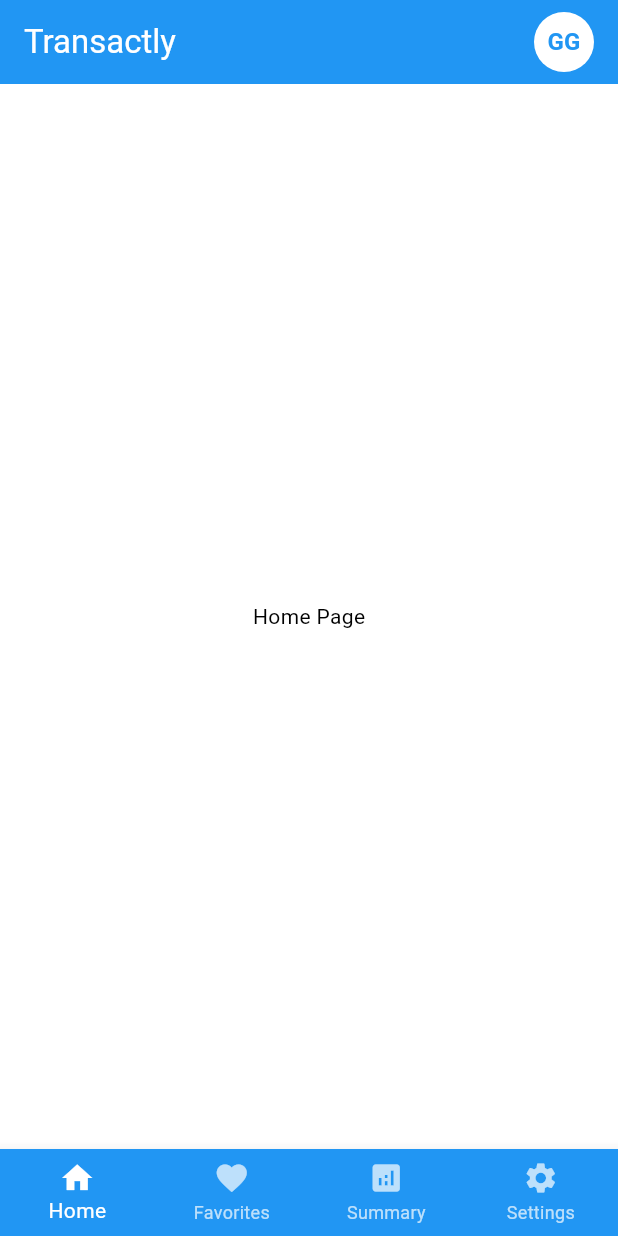
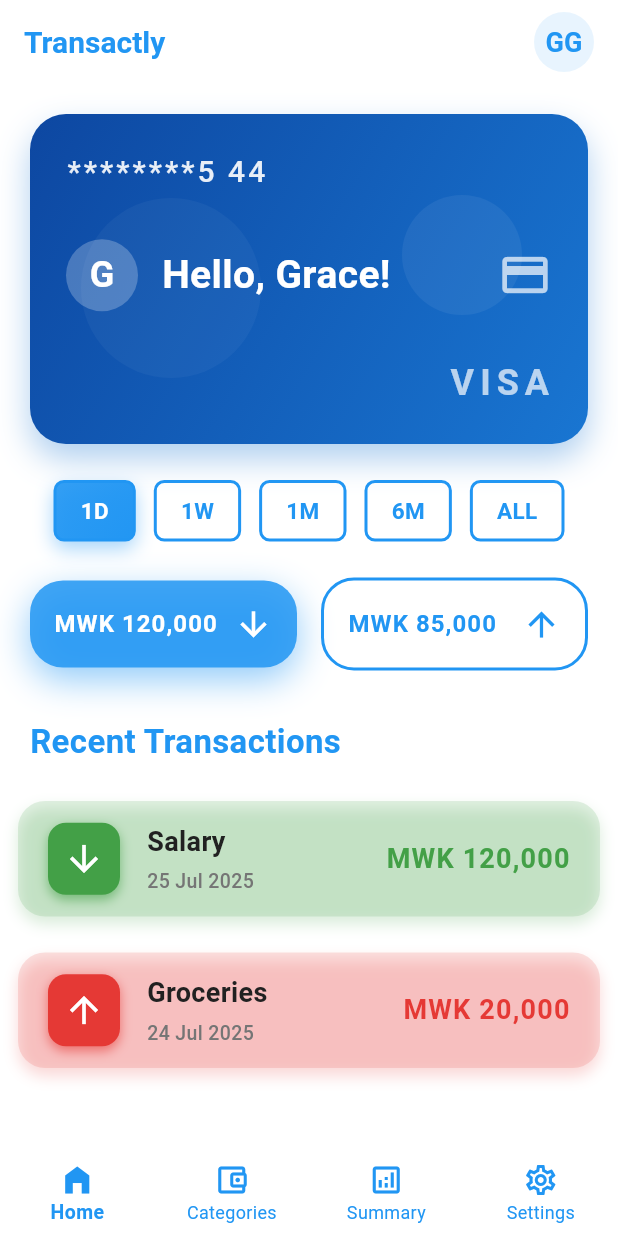
Before and after one commit to Gi1esi/transactly, a Flutter app: the screen it shows after launch, on a phone screen of 412 x 824 dp. Run offline on Flutter 3.47's test engine with Material 3 defaults, Android fonts, the phone set to English and light mode, and no system bars; our stand-ins replace hive, hive_flutter; accounts and stored records are empty; Roboto replaces fonts that are missing (Poppins).

Commit message:
General Layout for the homepage

```diff
--- a/lib/home.dart
+++ b/lib/home.dart
@@ -1,4 +1,5 @@
 import 'package:flutter/material.dart';
+import 'home_page.dart';
 
 class HomePage extends StatefulWidget {
   const HomePage({super.key});
@@ -7,66 +8,138 @@
   State<HomePage> createState() => _HomePageState();
 }
 
-class _HomePageState extends State<HomePage> {
+class _HomePageState extends State<HomePage> with SingleTickerProviderStateMixin {
   int _selectedIndex = 0;
 
+  late final AnimationController _animationController;
+  late final Animation<double> _fadeAnimation;
+
   final List<Widget> _pages = [
-    Center(child: Text('Home Page')),
-    Center(child: Text('Favorites Page')),
-    Center(child: Text('Summary Page')),
-    Center(child: Text('Settings Page')),
+    HomePageWidget(
+      accountNumber: '1007 1355 44',
+      userName: 'Grace',
+    ),
+    Center(child: Text('Category Analytics Page', style: TextStyle(fontSize: 24))),
+    Center(child: Text('Summary Page', style: TextStyle(fontSize: 24))),
+    Center(child: Text('Settings Page', style: TextStyle(fontSize: 24))),
   ];
 
   @override
+  void initState() {
+    super.initState();
+
+    _animationController = AnimationController(
+      vsync: this,
+      duration: const Duration(milliseconds: 400),
+    );
+
+    _fadeAnimation = CurvedAnimation(
+      parent: _animationController,
+      curve: Curves.easeIn,
+    );
+
+    _animationController.forward();
+  }
+
+  @override
+  void dispose() {
+    _animationController.dispose();
+    super.dispose();
+  }
+
+  void _onItemTapped(int index) {
+    if (_selectedIndex == index) return;
+
+    // Animate fade out, then switch page, then fade in
+    _animationController.reverse().then((_) {
+      setState(() => _selectedIndex = index);
+      _animationController.forward();
+    });
+  }
+
+  @override
   Widget build(BuildContext context) {
+    final primary = Theme.of(context).colorScheme.primary;
+
     return SafeArea(
       child: Scaffold(
         appBar: AppBar(
+          elevation: 0,
+          backgroundColor: Colors.transparent,
           title: Row(
             mainAxisAlignment: MainAxisAlignment.spaceBetween,
             children: [
-              Text('Transactly'),                  // ← app name
+              Text(
+                'Transactly',
+                style: TextStyle(
+                  fontSize: 20,
+                  fontWeight: FontWeight.bold,
+                  color: primary,
+                  fontFamily: 'Poppins',
+                ),
+              ),
               CircleAvatar(
-                // backgroundColor: Theme.of(context).colorScheme.primary,
-                backgroundColor: Colors.white,
+                backgroundColor: primary.withOpacity(0.1),
                 child: Text(
                   'GG',
                   style: TextStyle(
-                    color: Theme.of(context).colorScheme.primary,      // auto-contrasting text color
+                    color: primary,
                     fontWeight: FontWeight.bold,
+                    fontSize: 18,
+                    fontFamily: 'Poppins',
                   ),
                 ),
-              )          // ← account info
+              ),
             ],
           ),
         ),
-        body: _pages[_selectedIndex],
-        bottomNavigationBar: BottomNavigationBar(
-          type: BottomNavigationBarType.fixed, // Ensures all 4 items show icons and labels
+        body: FadeTransition(
+          opacity: _fadeAnimation,
+          child: _pages[_selectedIndex],
+        ),
+        bottomNavigationBar: Container(
+  color: Colors.transparent, // Transparent container background
+  child: BottomNavigationBar(
+    backgroundColor: Colors.transparent, // Transparent BottomNavigationBar
+    type: BottomNavigationBarType.fixed,
     currentIndex: _selectedIndex,
-          onTap: (index) => setState(() {
-            _selectedIndex = index;
-          }),
+    onTap: _onItemTapped,
+    selectedItemColor: primary,
+    unselectedItemColor: primary,
+    selectedLabelStyle: const TextStyle(
+      fontWeight: FontWeight.w600,
+      fontFamily: 'Poppins',
+      fontSize: 13,
+    ),
+    unselectedLabelStyle: const TextStyle(
+      fontWeight: FontWeight.w400,
+      fontFamily: 'Poppins',
+      fontSize: 12,
+    ),
+    showUnselectedLabels: true,
+    elevation: 0,
     items: const [
       BottomNavigationBarItem(
-              icon: Icon(Icons.home),
+        icon: Icon(Icons.home_filled),
         label: 'Home',
       ),
       BottomNavigationBarItem(
-              icon: Icon(Icons.favorite),
-              label: 'Favorites',
+        icon: Icon(Icons.account_balance_wallet_outlined),
+        label: 'Categories',
       ),
       BottomNavigationBarItem(
-              icon: Icon(Icons.analytics),
+        icon: Icon(Icons.analytics_outlined),
         label: 'Summary',
       ),
       BottomNavigationBarItem(
-              icon: Icon(Icons.settings),
+        icon: Icon(Icons.settings_outlined),
         label: 'Settings',
       ),
     ],
   ),
 ),
+
+      ),
     );
   }
 }
--- /dev/null
+++ b/lib/home_page.dart
@@ -0,0 +1,503 @@
+import 'package:flutter/material.dart';
+import 'utils.dart';
+
+class HomePageWidget extends StatefulWidget {
+  const HomePageWidget({super.key, required this.accountNumber, required this.userName});
+
+  final String accountNumber;
+  final String userName;
+
+  @override
+  State<HomePageWidget> createState() => _HomePageWidgetState();
+}
+
+class _HomePageWidgetState extends State<HomePageWidget> with SingleTickerProviderStateMixin {
+  int selectedFilterIndex = 0;
+  final filters = ['1D', '1W', '1M', '6M', 'ALL'];
+
+  late final AnimationController _controller;
+  late final Animation<double> _fadeInAnimation;
+
+  @override
+  void initState() {
+    super.initState();
+    _controller = AnimationController(vsync: this, duration: Duration(milliseconds: 700));
+    _fadeInAnimation = CurvedAnimation(parent: _controller, curve: Curves.easeIn);
+    _controller.forward();
+  }
+
+  @override
+  void dispose() {
+    _controller.dispose();
+    super.dispose();
+  }
+
+  void onFilterSelected(int index) {
+    setState(() {
+      selectedFilterIndex = index;
+    });
+    // Add any filter logic here
+  }
+
+  @override
+  Widget build(BuildContext context) {
+    final theme = Theme.of(context);
+    final primary = theme.colorScheme.primary;
+    final secondary = theme.colorScheme.secondary;
+
+    return SafeArea(
+      child: SingleChildScrollView(
+        physics: BouncingScrollPhysics(),
+        padding: EdgeInsets.symmetric(vertical: 20),
+        child: FadeTransition(
+          opacity: _fadeInAnimation,
+          child: Column(
+            crossAxisAlignment: CrossAxisAlignment.start,
+            children: [
+              // Bank Card
+              Padding(
+                padding: const EdgeInsets.symmetric(horizontal: 20),
+                child: BankCard(
+                  accountNumber: widget.accountNumber,
+                  userName: widget.userName,
+                ),
+              ),
+
+              SizedBox(height: 24),
+
+              // Filter Chips
+              Center(
+                child: FilterChipsModern(
+                  filters: filters,
+                  selectedIndex: selectedFilterIndex,
+                  onSelect: onFilterSelected,
+                ),
+              ),
+
+              SizedBox(height: 24),
+
+              // Summary Cards
+              Padding(
+                padding: const EdgeInsets.symmetric(horizontal: 20),
+                child: Row(
+                  children: [
+                    Expanded(
+                      child: SummaryCardModern(
+                        label: 'MWK 120,000',
+                        color: primary.withOpacity(0.85),
+                        icon: Icons.arrow_downward,
+                        outlined: false,
+                      ),
+                    ),
+                    SizedBox(width: 16),
+                    Expanded(
+                      child: SummaryCardModern(
+                        label: 'MWK 85,000',
+                        color: primary,
+                        icon: Icons.arrow_upward,
+                        outlined: true,
+                      ),
+                    ),
+                  ],
+                ),
+              ),
+
+              SizedBox(height: 32),
+
+              // Recent Transactions Header
+              Padding(
+                padding: const EdgeInsets.symmetric(horizontal: 20),
+                child: Text(
+                  'Recent Transactions',
+                  style: TextStyle(
+                    fontSize: 22,
+                    fontWeight: FontWeight.bold,
+                    color: primary,
+                    fontFamily: 'Poppins',
+                  ),
+                ),
+              ),
+
+              SizedBox(height: 12),
+
+              // Recent Transactions List
+              Padding(
+                padding: const EdgeInsets.symmetric(horizontal: 12),
+                child: Column(
+                  children: [
+                    RecentTransactionModern(
+                      isIncome: true,
+                      description: 'Salary',
+                      amount: 'MWK 120,000',
+                      date: '25 Jul 2025',
+                    ),
+                    RecentTransactionModern(
+                      isIncome: false,
+                      description: 'Groceries',
+                      amount: 'MWK 20,000',
+                      date: '24 Jul 2025',
+                    ),
+                    // Add more transactions here
+                  ],
+                ),
+              ),
+            ],
+          ),
+        ),
+      ),
+    );
+  }
+}
+
+class BankCard extends StatelessWidget {
+  final String accountNumber;
+  final String userName;
+
+  const BankCard({
+    Key? key,
+    required this.accountNumber,
+    required this.userName,
+  }) : super(key: key);
+
+  @override
+  Widget build(BuildContext context) {
+    final baseBlue = Color(0xFF0D47A1);
+    final highlightBlue = Color(0xFF1976D2);
+
+    return Container(
+      height: 220,
+      padding: EdgeInsets.all(24),
+      decoration: BoxDecoration(
+        borderRadius: BorderRadius.circular(24),
+        gradient: LinearGradient(
+          colors: [baseBlue, highlightBlue],
+          begin: Alignment.topLeft,
+          end: Alignment.bottomRight,
+        ),
+        boxShadow: [
+          BoxShadow(
+            color: highlightBlue.withOpacity(0.35),
+            offset: Offset(0, 10),
+            blurRadius: 18,
+          )
+        ],
+      ),
+      child: Stack(
+        children: [
+          // Subtle decorative circles (glassmorphic style)
+          Positioned(
+            top: 30,
+            right: 20,
+            child: Container(
+              width: 80,
+              height: 80,
+              decoration: BoxDecoration(
+                color: Colors.white.withOpacity(0.06),
+                shape: BoxShape.circle,
+              ),
+            ),
+          ),
+          Positioned(
+            bottom: 20,
+            left: 10,
+            child: Container(
+              width: 120,
+              height: 120,
+              decoration: BoxDecoration(
+                color: Colors.white.withOpacity(0.04),
+                shape: BoxShape.circle,
+              ),
+            ),
+          ),
+
+          Column(
+            crossAxisAlignment: CrossAxisAlignment.start,
+            mainAxisAlignment: MainAxisAlignment.spaceBetween,
+            children: [
+              Text(
+                maskAccountNumber(accountNumber),
+                style: TextStyle(
+                  color: Colors.white.withOpacity(0.9),
+                  fontSize: 20,
+                  fontWeight: FontWeight.w500,
+                  letterSpacing: 2,
+                  fontFamily: 'Poppins',
+                ),
+              ),
+              Row(
+                mainAxisAlignment: MainAxisAlignment.spaceBetween,
+                children: [
+                  Row(
+                    children: [
+                      CircleAvatar(
+                        radius: 24,
+                        backgroundColor: Colors.white24,
+                        child: Text(
+                          userName[0].toUpperCase(),
+                          style: TextStyle(
+                            color: Colors.white,
+                            fontWeight: FontWeight.bold,
+                            fontSize: 24,
+                            fontFamily: 'Poppins',
+                          ),
+                        ),
+                      ),
+                      SizedBox(width: 16),
+                      Text(
+                        'Hello, $userName!',
+                        style: TextStyle(
+                          color: Colors.white,
+                          fontSize: 26,
+                          fontWeight: FontWeight.w700,
+                          fontFamily: 'Poppins',
+                        ),
+                      ),
+                    ],
+                  ),
+                  Icon(Icons.credit_card, color: Colors.white70, size: 36),
+                ],
+              ),
+              Align(
+                alignment: Alignment.bottomRight,
+                child: Text(
+                  'VISA',
+                  style: TextStyle(
+                    color: Colors.white70,
+                    fontSize: 24,
+                    fontWeight: FontWeight.bold,
+                    letterSpacing: 4,
+                    fontFamily: 'Poppins',
+                  ),
+                ),
+              ),
+            ],
+          ),
+        ],
+      ),
+    );
+  }
+}
+
+class FilterChipsModern extends StatelessWidget {
+  final List<String> filters;
+  final int selectedIndex;
+  final ValueChanged<int> onSelect;
+
+  const FilterChipsModern({
+    Key? key,
+    required this.filters,
+    required this.selectedIndex,
+    required this.onSelect,
+  }) : super(key: key);
+
+  @override
+  Widget build(BuildContext context) {
+    final primary = Theme.of(context).colorScheme.primary;
+
+    return Wrap(
+      spacing: 12,
+      children: List.generate(filters.length, (index) {
+        final isSelected = index == selectedIndex;
+
+        return AnimatedContainer(
+          duration: Duration(milliseconds: 300),
+          curve: Curves.easeInOut,
+          padding: EdgeInsets.symmetric(horizontal: 16, vertical: 8),
+          decoration: BoxDecoration(
+            borderRadius: BorderRadius.circular(7),
+            gradient: isSelected
+                ? LinearGradient(
+                    colors: [primary.withOpacity(0.9), primary],
+                    begin: Alignment.topLeft,
+                    end: Alignment.bottomRight,
+                  )
+                : null,
+            color: isSelected ? null : Colors.transparent,
+            border: Border.all(color: primary, width: 2),
+            boxShadow: isSelected
+                ? [
+                    BoxShadow(
+                      color: primary.withOpacity(0.4),
+                      blurRadius: 10,
+                      offset: Offset(0, 5),
+                    )
+                  ]
+                : [],
+          ),
+          child: InkWell(
+            borderRadius: BorderRadius.circular(20),
+            onTap: () => onSelect(index),
+            child: Text(
+              filters[index],
+              style: TextStyle(
+                color: isSelected ? Colors.white : primary,
+                fontWeight: FontWeight.w700,
+                fontSize: 15,
+                fontFamily: 'Poppins',
+              ),
+            ),
+          ),
+        );
+      }),
+    );
+  }
+}
+
+class SummaryCardModern extends StatelessWidget {
+  final String label;
+  final Color color;
+  final IconData icon;
+  final bool outlined;
+
+  const SummaryCardModern({
+    Key? key,
+    required this.label,
+    required this.color,
+    required this.icon,
+    this.outlined = false,
+  }) : super(key: key);
+
+  @override
+  Widget build(BuildContext context) {
+    final textColor = outlined ? color : Colors.white;
+
+    return AnimatedContainer(
+      duration: Duration(milliseconds: 400),
+      padding: EdgeInsets.symmetric(horizontal: 16, vertical: 16),
+      decoration: BoxDecoration(
+        color: outlined ? Colors.transparent : color,
+        borderRadius: BorderRadius.circular(22),
+        border: outlined ? Border.all(color: color, width: 2) : null,
+        boxShadow: outlined
+            ? []
+            : [
+                BoxShadow(
+                  color: color.withOpacity(0.5),
+                  offset: Offset(0, 8),
+                  blurRadius: 20,
+                ),
+              ],
+      ),
+      child: Row(
+        mainAxisAlignment: MainAxisAlignment.spaceBetween,
+        children: [
+          Text(
+            label,
+            style: TextStyle(
+              color: textColor,
+              fontWeight: FontWeight.bold,
+              fontSize: 16,
+              fontFamily: 'Poppins',
+              letterSpacing: 0.7,
+            ),
+          ),
+          Icon(
+            icon,
+            color: textColor,
+            size: 26,
+          ),
+        ],
+      ),
+    );
+  }
+}
+
+class RecentTransactionModern extends StatelessWidget {
+  final bool isIncome;
+  final String description;
+  final String amount;
+  final String date;
+
+  const RecentTransactionModern({
+    Key? key,
+    required this.isIncome,
+    required this.description,
+    required this.amount,
+    required this.date,
+  }) : super(key: key);
+
+  @override
+  Widget build(BuildContext context) {
+    final incomeColor = Colors.green.shade600;
+    final expenseColor = Colors.red.shade600;
+    final bgColor = isIncome ? incomeColor.withOpacity(0.15) : expenseColor.withOpacity(0.15);
+    final iconColor = isIncome ? incomeColor : expenseColor;
+
+    return Container(
+      margin: EdgeInsets.symmetric(vertical: 12),
+      padding: EdgeInsets.symmetric(horizontal: 20, vertical: 14),
+      decoration: BoxDecoration(
+        color: bgColor,
+        borderRadius: BorderRadius.circular(18),
+        boxShadow: [
+          BoxShadow(
+            color: iconColor.withOpacity(0.2),
+            blurRadius: 8,
+            offset: Offset(0, 5),
+          ),
+        ],
+      ),
+      child: Row(
+        children: [
+          Container(
+            width: 48,
+            height: 48,
+            decoration: BoxDecoration(
+              color: iconColor,
+              borderRadius: BorderRadius.circular(12),
+              boxShadow: [
+                BoxShadow(
+                  color: iconColor.withOpacity(0.6),
+                  blurRadius: 6,
+                  offset: Offset(0, 3),
+                ),
+              ],
+            ),
+            child: Icon(
+              isIncome ? Icons.arrow_downward : Icons.arrow_upward,
+              color: Colors.white,
+              size: 28,
+            ),
+          ),
+          SizedBox(width: 18),
+          Expanded(
+            child: Column(
+              crossAxisAlignment: CrossAxisAlignment.start,
+              children: [
+                Text(
+                  description,
+                  style: TextStyle(
+                    fontWeight: FontWeight.w700,
+                    fontSize: 18,
+                    fontFamily: 'Poppins',
+                    color: Colors.grey[900],
+                  ),
+                ),
+                SizedBox(height: 4),
+                Text(
+                  date,
+                  style: TextStyle(
+                    fontSize: 13,
+                    fontWeight: FontWeight.w500,
+                    color: Colors.grey[600],
+                    fontFamily: 'Poppins',
+                  ),
+                ),
+              ],
+            ),
+          ),
+          Text(
+            amount,
+            style: TextStyle(
+              fontWeight: FontWeight.bold,
+              fontSize: 18,
+              fontFamily: 'Poppins',
+              color: iconColor,
+              letterSpacing: 0.8,
+            ),
+          ),
+        ],
+      ),
+    );
+  }
+}
--- /dev/null
+++ b/lib/utils.dart
@@ -0,0 +1,5 @@
+String maskAccountNumber(String accountNumber) {
+  if (accountNumber.length <= 4) return accountNumber;
+  final last4 = accountNumber.substring(accountNumber.length - 4);
+  return '*' * (accountNumber.length - 4) + last4;
+}
```
Also changed, not shown: 1 other file. Lines whose indentation alone changed are shown as unchanged.
